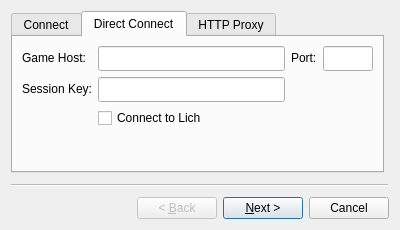
Qt form gui/connectwizard.ui (matoom/frostbite) before a commit.
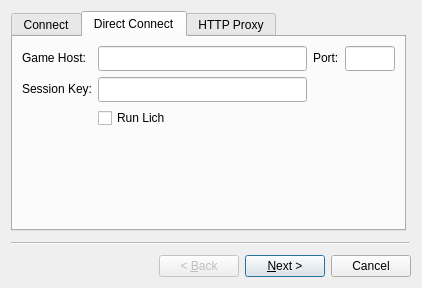
The same form after that commit. The open tabs and pages were chosen to show the change. Icons and pictures are not drawn. Custom widgets are drawn as their Qt base class.

```diff
--- a/gui/connectwizard.ui
+++ b/gui/connectwizard.ui
@@ -6,8 +6,8 @@
    <rect>
     <x>0</x>
     <y>0</y>
-    <width>400</width>
-    <height>230</height>
+    <width>422</width>
+    <height>288</height>
    </rect>
   </property>
   <property name="sizePolicy">
@@ -310,7 +310,7 @@
               <item row="2" column="1">
                <widget class="QCheckBox" name="directLichBox">
                 <property name="text">
-                 <string>Connect to Lich</string>
+                 <string>Run Lich</string>
                 </property>
                </widget>
               </item>
@@ -354,6 +354,19 @@
             </item>
            </layout>
           </item>
+          <item>
+           <spacer name="verticalSpacer_3">
+            <property name="orientation">
+             <enum>Qt::Vertical</enum>
+            </property>
+            <property name="sizeHint" stdset="0">
+             <size>
+              <width>20</width>
+              <height>40</height>
+             </size>
+            </property>
+           </spacer>
+          </item>
           <item>
            <widget class="QLabel" name="directErrorLabel">
             <property name="text">
```
